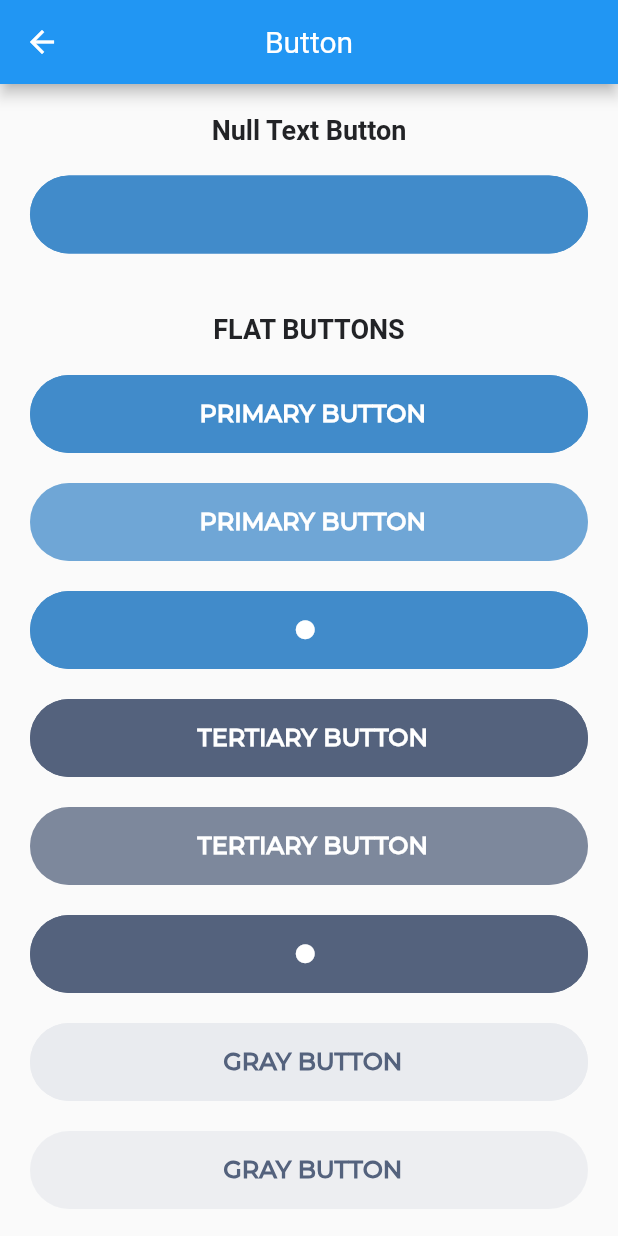
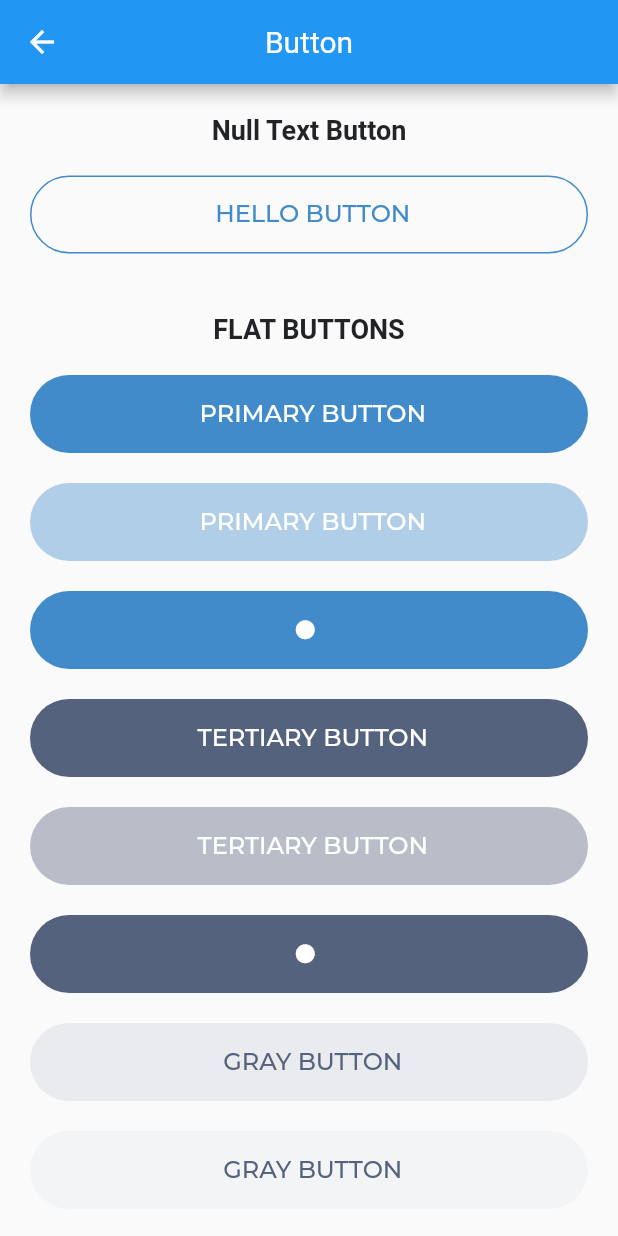
Before and after one commit to aajay-logiciel/ajayjp, a Flutter app: the ButtonClass screen opened directly, on a phone screen of 412 x 824 dp. Run offline on Flutter 3.47's test engine with Material 2 defaults, Android fonts, the phone set to English and light mode, and no system bars; our stand-ins replace get.

Commit message:
Fixed opacity issue

```diff
--- a/lib/button_class.dart
+++ b/lib/button_class.dart
@@ -1,7 +1,6 @@
 import 'package:flutter/material.dart';
 import 'package:jp_ui_kit/Button/color_type.dart';
 import 'package:jp_ui_kit/Button/size.dart';
-import 'package:jp_ui_kit/CommonFiles/icon_position.dart';
 import 'package:jp_ui_kit/Text/fontweight.dart';
 import 'package:jp_ui_kit/jp_ui_kit.dart';
 
@@ -26,7 +25,11 @@ class ButtonClass extends StatelessWidget {
               children: [
                 text('Null Text Button'),
                 space(),
-                const JPButton(),
+                const JPButton(
+                  text: 'HELLO BUTTON',
+                  disabled: true,
+                  type: JPButtonType.outline,
+                ),
                 space(),
                 space(),
                 text('FLAT BUTTONS'),
--- a/lib/main.dart
+++ b/lib/main.dart
@@ -1,5 +1,4 @@
 import 'package:flutter/material.dart';
-import 'package:jp/button_class.dart';
 import 'package:get/get.dart';
 
 import 'home_class.dart';
--- a/packages/jp_ui_kit/lib/Button/index.dart
+++ b/packages/jp_ui_kit/lib/Button/index.dart
@@ -20,7 +20,7 @@ class JPButton extends StatefulWidget {
     this.size = JPButtonSize.flat,
     this.textColor,
     this.fontFamily = JPFontFamily.montserrat,
-    this.fontWeight = JPFontWeight.bold,
+    this.fontWeight = JPFontWeight.medium,
     this.textSize = JPTextSize.heading3,
     this.iconSize = 15,
     this.type = JPButtonType.solid,
@@ -117,25 +117,27 @@ class _JPButtonState extends State<JPButton> {
 
   /// Return Color by using colorType and default color is [JPColor.white] but for outline button default color is [JPColor.primary].
   Color getTextColor() {
+    Color color = JPColor.white;
+
     switch (widget.colorType) {
       case JPButtonColorType.primary:
-        return widget.type == JPButtonType.outline
-            ? JPColor.primary
-            : JPColor.white;
+        color = (widget.type == JPButtonType.outline) ? JPColor.primary : JPColor.white;
+          break;
 
       case JPButtonColorType.tertiary:
-        return widget.type == JPButtonType.outline
-            ? JPColor.tertiary
-            : JPColor.white;
+        color = (widget.type == JPButtonType.outline) ? JPColor.tertiary : JPColor.white;
+          break;
 
       case JPButtonColorType.lightGray:
-        return widget.type == JPButtonType.outline
-            ? JPColor.lightGray
-            : JPColor.tertiary;
+        color = (widget.type == JPButtonType.outline) ? JPColor.lightGray : JPColor.tertiary;
+          break;
 
       default:
-        return JPColor.white;
+        color = JPColor.white;
+        break;
     }
+
+    return color;
   }
 
   /// Return Color  by using colorType and default color is [JPColor.primary] but for outline button color is [JPColor.transparent].
@@ -144,19 +146,27 @@ class _JPButtonState extends State<JPButton> {
       return JPColor.transparent;
     }
 
+    Color color = JPColor.primary;
+
     switch (widget.colorType) {
       case JPButtonColorType.primary:
-        return JPColor.primary;
+        color = JPColor.primary;
+        break;
 
       case JPButtonColorType.tertiary:
-        return JPColor.tertiary;
+        color = JPColor.tertiary;
+        break;
 
       case JPButtonColorType.lightGray:
-        return JPColor.lightGray;
+        color = JPColor.lightGray;
+        break;
 
       default:
-        return JPColor.primary;
+        color = JPColor.primary;
+        break;
     }
+
+    return widget.disabled ? color.withOpacity(0.4) : color;
   }
 
   /// Return Color by using colorType and default color is [JPColor.primary].
@@ -173,35 +183,6 @@ class _JPButtonState extends State<JPButton> {
 
       default:
         return JPColor.primary;
-    }
-  }
-
-  /// Return BoxDecoration of a container.
-  /// Defines button container decoration by using type.
-  /// Outline button have only border width and color.
-  /// Default border radius is circular of radius 50 and color [JPColor.primary].
-  BoxDecoration getBoxDecoration() {
-    switch (type) {
-      case JPButtonType.solid:
-        return BoxDecoration(
-          borderRadius: getButtonRadius(),
-          color: !widget.disabled
-              ? getButtonColor()
-              : getButtonColor().withOpacity(0.5),
-        );
-      case JPButtonType.outline:
-        return BoxDecoration(
-            borderRadius: getButtonRadius(),
-            color: JPColor.transparent,
-            border: Border.all(
-              width: 1.0,
-              color: !widget.disabled
-                  ? getButtonColor()
-                  : getButtonColor().withOpacity(0.5),
-            ));
-      default:
-        return BoxDecoration(
-            borderRadius: getButtonRadius(), color: JPColor.primary);
     }
   }
 
@@ -286,17 +267,10 @@ class _JPButtonState extends State<JPButton> {
       );
     }
 
-    final result = Container(
-      constraints: (iconData != null && size == JPButtonSize.smallIcon)
-          ? const BoxConstraints(minWidth: 30, maxHeight: 30)
-          : const BoxConstraints(minWidth: 90, maxHeight: 52),
-      decoration: getBoxDecoration(),
-      child: Material(
+    final result = Material(
       shape: shapeBorderType,
       type: MaterialType.button,
-        color: !widget.disabled
-            ? getButtonColor()
-            : getButtonColor().withOpacity(0.5),
+      color: getButtonColor(),
       child: InkWell(
         customBorder: borderShape ?? shapeBorderType,
         onTap: widget.disabled ? null : widget.onPressed,
@@ -307,7 +281,6 @@ class _JPButtonState extends State<JPButton> {
               width: getButtonWidth(),
               padding: const EdgeInsets.symmetric(horizontal: 8),
               child: getContainerData()),
-          ),
         ),
       ),
     );
```
Lines whose indentation alone changed are shown as unchanged.
